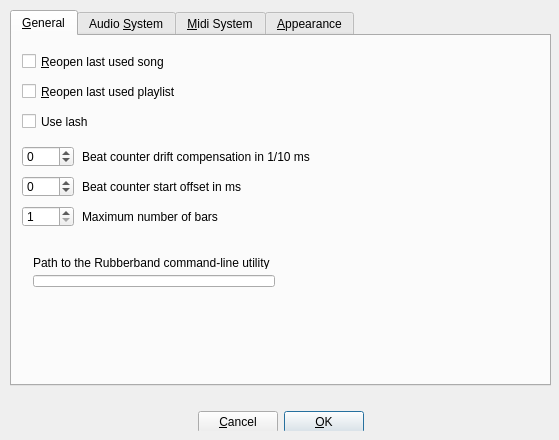
Qt form src/gui/src/UI/PreferencesDialog_UI.ui (hydrogen-music/hydrogen) before a commit.
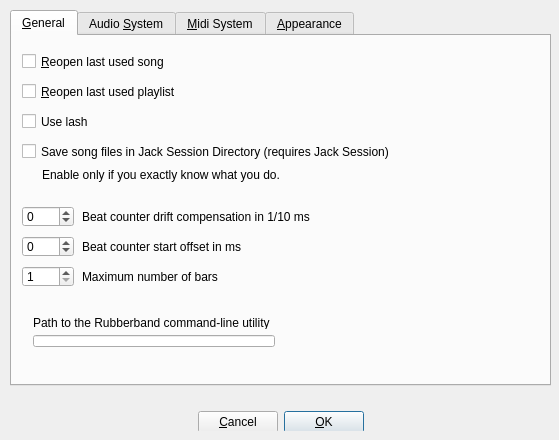
The same form after that commit. Custom widgets are drawn as their Qt base class.

The edit to the form file:
```diff
--- a/src/gui/src/UI/PreferencesDialog_UI.ui
+++ b/src/gui/src/UI/PreferencesDialog_UI.ui
@@ -174,7 +174,7 @@
      <property name="geometry">
       <rect>
        <x>10</x>
-       <y>110</y>
+       <y>170</y>
        <width>52</width>
        <height>21</height>
       </rect>
@@ -193,7 +193,7 @@
      <property name="geometry">
       <rect>
        <x>70</x>
-       <y>110</y>
+       <y>170</y>
        <width>451</width>
        <height>21</height>
       </rect>
@@ -206,7 +206,7 @@
      <property name="geometry">
       <rect>
        <x>10</x>
-       <y>140</y>
+       <y>200</y>
        <width>52</width>
        <height>21</height>
       </rect>
@@ -225,7 +225,7 @@
      <property name="geometry">
       <rect>
        <x>70</x>
-       <y>140</y>
+       <y>200</y>
        <width>451</width>
        <height>21</height>
       </rect>
@@ -238,7 +238,7 @@
      <property name="geometry">
       <rect>
        <x>10</x>
-       <y>210</y>
+       <y>270</y>
        <width>511</width>
        <height>52</height>
       </rect>
@@ -280,7 +280,7 @@
      <property name="geometry">
       <rect>
        <x>70</x>
-       <y>170</y>
+       <y>230</y>
        <width>451</width>
        <height>21</height>
       </rect>
@@ -293,7 +293,7 @@
      <property name="geometry">
       <rect>
        <x>10</x>
-       <y>170</y>
+       <y>230</y>
        <width>52</width>
        <height>21</height>
       </rect>
@@ -330,6 +330,32 @@
       <string>Alt+R</string>
      </property>
     </widget>
+    <widget class="QCheckBox" name="useJackSessinStoreFiles">
+     <property name="geometry">
+      <rect>
+       <x>10</x>
+       <y>100</y>
+       <width>511</width>
+       <height>31</height>
+      </rect>
+     </property>
+     <property name="text">
+      <string>Save song files in Jack Session Directory (requires Jack Session)</string>
+     </property>
+    </widget>
+    <widget class="QLabel" name="jackSessionInfoLabel">
+     <property name="geometry">
+      <rect>
+       <x>30</x>
+       <y>130</y>
+       <width>431</width>
+       <height>17</height>
+      </rect>
+     </property>
+     <property name="text">
+      <string>Enable only if you exactly know what you do.</string>
+     </property>
+    </widget>
    </widget>
    <widget class="QWidget" name="tab_2">
     <attribute name="title">
```
